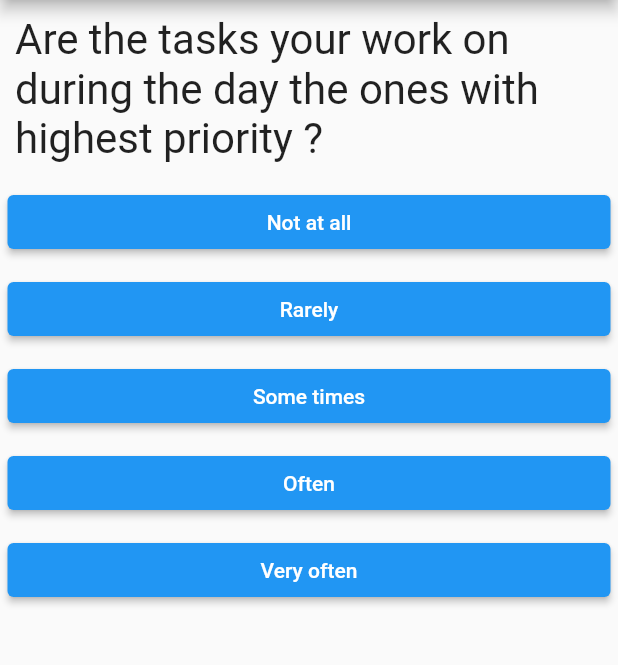
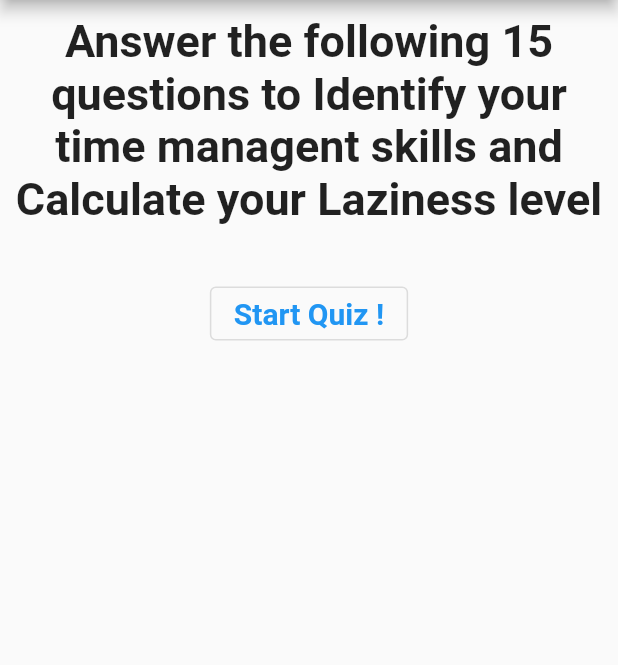
Before and after one commit to m0hamadhassan/Laziness-Calculator_-TimeManagementQuiz-, a Flutter app: the screen it shows after launch, on a phone screen of 412 x 824 dp, the part 84-749 px from its top. Run offline on Flutter 3.47's test engine with Material 2 defaults, Android fonts, the phone set to English and light mode, and no system bars.

Commit message:
Result optimization and start widget added

```diff
--- a/lib/main.dart
+++ b/lib/main.dart
@@ -1,6 +1,7 @@
 import 'package:flutter/material.dart';
 import './quiz.dart';
 import './result.dart';
+import './start.dart';
 
 void main() => runApp(MyApp());
 
@@ -29,11 +30,11 @@ class _MyAppState extends State<MyApp> {
       'questionText':
           'Do you find yourself completing tasks at the last minute ?',
       'answers': [
-        {'text': 'Not at all', 'score': 1},
-        {'text': 'Rarely', 'score': 2},
+        {'text': 'Not at all', 'score': 5},
+        {'text': 'Rarely', 'score': 4},
         {'text': 'Some times', 'score': 3},
-        {'text': 'Often', 'score': 4},
-        {'text': 'Very often', 'score': 5},
+        {'text': 'Often', 'score': 2},
+        {'text': 'Very often', 'score': 1},
       ],
     },
     {
@@ -59,13 +60,13 @@ class _MyAppState extends State<MyApp> {
     },
     {
       'questionText':
-          'How often do you find yourself dealing with interruptions?',
+          'How often do you find yourself dealing with interruptions ?',
       'answers': [
-        {'text': 'Not at all', 'score': 1},
-        {'text': 'Rarely', 'score': 2},
+        {'text': 'Not at all', 'score': 5},
+        {'text': 'Rarely', 'score': 4},
         {'text': 'Some times', 'score': 3},
-        {'text': 'Often', 'score': 4},
-        {'text': 'Very often', 'score': 5},
+        {'text': 'Often', 'score': 2},
+        {'text': 'Very often', 'score': 1},
       ],
     },
     {
@@ -81,7 +82,7 @@ class _MyAppState extends State<MyApp> {
     },
     {
       'questionText':
-          'Do you leave contigency time in your schedule to deal with "the unexpected"',
+          'Do you leave contigency time in your schedule to deal with "the unexpected" ?',
       'answers': [
         {'text': 'Not at all', 'score': 1},
         {'text': 'Rarely', 'score': 2},
@@ -103,7 +104,7 @@ class _MyAppState extends State<MyApp> {
     },
     {
       'questionText':
-          'When you are given a new assignment, do you analyze it for importance and prioritize it accordingly?',
+          'When you are given a new assignment, do you analyze it for importance and prioritize it accordingly ?',
       'answers': [
         {'text': 'Not at all', 'score': 1},
         {'text': 'Rarely', 'score': 2},
@@ -178,7 +179,7 @@ class _MyAppState extends State<MyApp> {
       ],
     },
   ];
-  var _questionIndex = 0;
+  var _questionIndex = 100;
   var _totalScore = 0;
   void _resetQuiz() {
     setState(() {
@@ -201,12 +202,14 @@ class _MyAppState extends State<MyApp> {
         appBar: AppBar(
           title: Text('Time Management Quiz', textAlign: TextAlign.center),
         ),
-        body: _questionIndex < _questions.length
-            ? Quiz(
-                answerQuestion: _answerQuestion,
-                questionIndex: _questionIndex,
-                questions: _questions)
-            : Result(_totalScore, _resetQuiz),
+        body: (_questionIndex == 100)
+            ? Start(_resetQuiz)
+            : _questionIndex < _questions.length
+                ? Quiz(
+                    answerQuestion: _answerQuestion,
+                    questionIndex: _questionIndex,
+                    questions: _questions)
+                : Result(_totalScore, _resetQuiz),
       ),
     );
   }
--- a/lib/result.dart
+++ b/lib/result.dart
@@ -6,14 +6,16 @@ class Result extends StatelessWidget {
   Result(this.resultScore, this.resetHandler);
   String get resultPhrase {
     var resultText;
-    if (resultScore >= 46) {
-      resultText = '\nYou are managing your time very effectively, Boss';
+    if (resultScore >= 70) {
+      resultText = '\nYou are managing your time very effectively, Boss\n';
+    } else if (resultScore < 65 && resultScore >= 46) {
+      resultText = '\nYou are managing your time very effectively\n';
     } else if (resultScore <= 46 && resultScore >= 31) {
       resultText =
           '\nYou are goode at some things, but there is room for improvement elsewhere';
     } else if (resultScore < 30) {
       resultText =
-          '\nOuch...\nTHe good news is that you\'ve got a great opportunity to improve your effectiveness at work, and your long-term success !.';
+          '\nOuch...\nThe good news is that you\'ve got a great opportunity to improve your effectiveness at work, and your long-term success !.';
     }
     return resultText;
   }
@@ -36,7 +38,8 @@ class Result extends StatelessWidget {
         ),
         OutlinedButton(
           onPressed: resetHandler,
-          child: Text('Restart Quiz !'),
+          child: Text('Restart Quiz !',
+              style: TextStyle(fontSize: 15, fontWeight: FontWeight.bold)),
         )
       ],
     ));
--- /dev/null
+++ b/lib/start.dart
@@ -0,0 +1,23 @@
+import 'package:flutter/material.dart';
+
+class Start extends StatelessWidget {
+  final Function resetHandler;
+  Start(this.resetHandler);
+  Widget build(BuildContext context) {
+    return Container(
+        width: double.infinity,
+        margin: EdgeInsets.all(10),
+        child: Column(children: [
+          Text(
+            "Answer the following 15 questions to Identify your time managent skills and Calculate your Laziness level\n",
+            style: TextStyle(fontSize: 30, fontWeight: FontWeight.bold),
+            textAlign: TextAlign.center,
+          ),
+          OutlinedButton(
+            onPressed: resetHandler,
+            child: Text('Start Quiz !',
+                style: TextStyle(fontSize: 20, fontWeight: FontWeight.bold)),
+          )
+        ]));
+  }
+}
```
